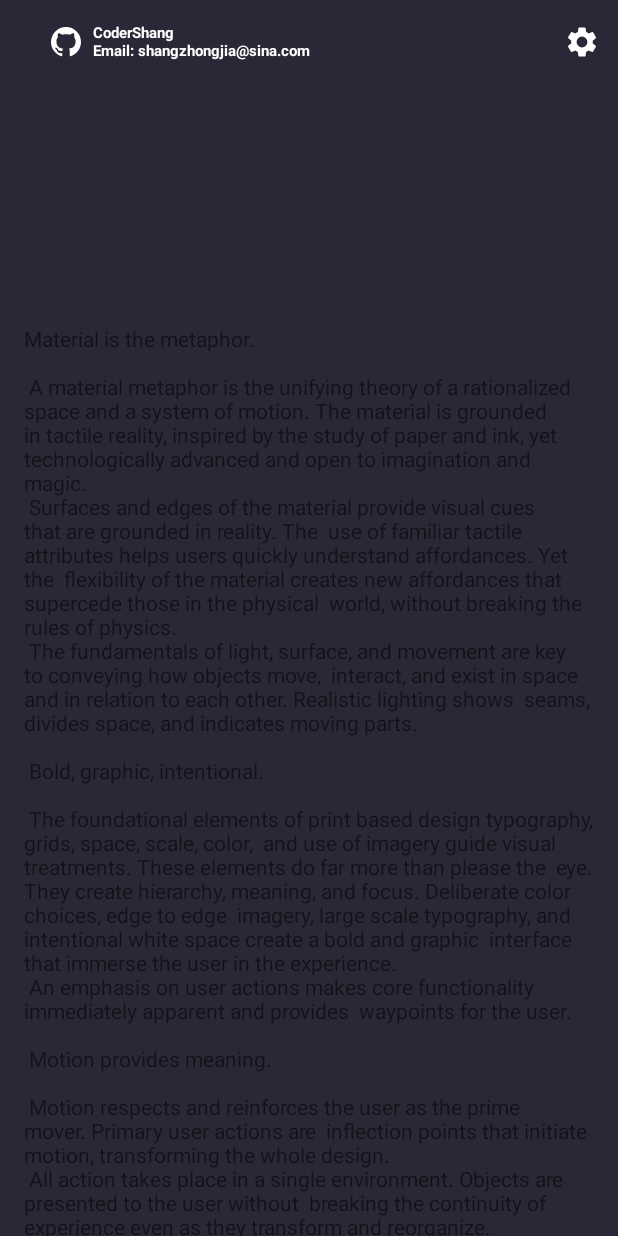
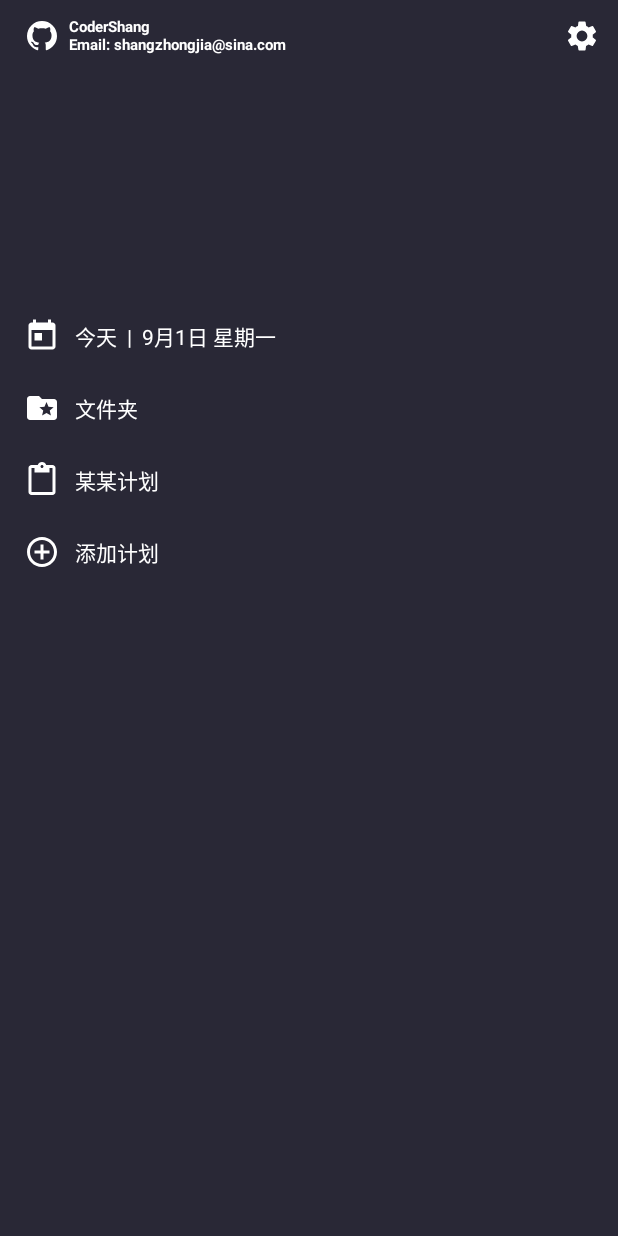
Before and after one commit to CoderShang/SQLiteTodoList, an Android app: the layout main_left.xml on its own in the app's theme, with its tools: preview values and no code run, on a phone screen of 412 x 824 dp. Run offline under Robolectric (Android 15) with nearby library versions, the phone set to English and light mode, and no system bars.

Commit message:
调整侧滑菜单布局方式

```diff
--- a/app/src/main/res/layout/activity_main.xml
+++ b/app/src/main/res/layout/activity_main.xml
@@ -8,7 +8,6 @@
 
     <include layout="@layout/main_content" />
     <!--抽屉拉开后的布局-->
-    <!--<include layout="@layout/main_left" />-->
-    <include layout="@layout/main_slide" />
+    <include layout="@layout/main_left" />
 
 </android.support.v4.widget.DrawerLayout>
--- a/app/src/main/res/layout/content_scrolling.xml
+++ /dev/null
@@ -1,16 +0,0 @@
-<?xml version="1.0" encoding="utf-8"?>
-<android.support.v4.widget.NestedScrollView xmlns:android="http://schemas.android.com/apk/res/android"
-    xmlns:app="http://schemas.android.com/apk/res-auto"
-    xmlns:tools="http://schemas.android.com/tools"
-    android:layout_width="match_parent"
-    android:layout_height="match_parent"
-    app:layout_behavior="@string/appbar_scrolling_view_behavior"
-    tools:showIn="@layout/main_left">
-
-    <TextView
-        android:layout_width="wrap_content"
-        android:layout_height="wrap_content"
-        android:layout_margin="16dp"
-        android:text="@string/large_text" />
-
-</android.support.v4.widget.NestedScrollView>
--- a/app/src/main/res/layout/main_left.xml
+++ b/app/src/main/res/layout/main_left.xml
@@ -5,8 +5,7 @@
     android:layout_width="match_parent"
     android:layout_height="match_parent"
     android:layout_gravity="start"
-    android:background="@color/colorPrimary"
-    android:fitsSystemWindows="true">
+    android:background="@color/colorPrimary">
 
     <android.support.design.widget.AppBarLayout
         android:id="@+id/app_bar"
@@ -18,14 +17,20 @@
             android:id="@+id/toolbar_layout"
             android:layout_width="match_parent"
             android:layout_height="match_parent"
-            android:fitsSystemWindows="true"
             app:contentScrim="?attr/colorPrimary"
             app:layout_scrollFlags="scroll|exitUntilCollapsed">
+
+            <ImageView
+                android:layout_width="match_parent"
+                android:layout_height="match_parent"
+                app:layout_collapseMode="parallax" />
 
             <android.support.v7.widget.Toolbar
                 android:id="@+id/toolbar"
                 android:layout_width="match_parent"
-                android:layout_height="?attr/actionBarSize"
+                android:layout_height="48dp"
+                app:contentInsetEnd="0dp"
+                app:contentInsetStart="0dp"
                 app:layout_collapseMode="pin"
                 app:popupTheme="@style/AppTheme.PopupOverlay">
 
@@ -61,18 +66,14 @@
             </android.support.v7.widget.Toolbar>
         </android.support.design.widget.CollapsingToolbarLayout>
     </android.support.design.widget.AppBarLayout>
-
-    <include layout="@layout/content_scrolling" />
-
     <ScrollView
         android:layout_width="match_parent"
         android:layout_height="match_parent"
-        android:visibility="gone"
         app:layout_behavior="@string/appbar_scrolling_view_behavior">
 
         <LinearLayout
             android:layout_width="match_parent"
-            android:layout_height="wrap_content"
+            android:layout_height="1000dp"
             android:orientation="vertical">
 
             <TextView
@@ -132,5 +133,4 @@
                 android:textSize="14sp" />
         </LinearLayout>
     </ScrollView>
-
 </android.support.design.widget.CoordinatorLayout>
--- a/app/src/main/res/values/styles.xml
+++ b/app/src/main/res/values/styles.xml
@@ -14,7 +14,13 @@
 
     <style name="AppTheme.MyAppBarOverlay" parent="ThemeOverlay.AppCompat.Dark.ActionBar" />
 
-    <style name="AppTheme.PopupOverlay" parent="ThemeOverlay.AppCompat.Light" />
+    <style name="AppTheme.PopupOverlay" parent="ThemeOverlay.AppCompat.Light">
+        <!--<item name="toolbarStyle">@style/CustomToolbar</item>-->
+    </style>
+
+    <style name="CustomToolbar" parent="Widget.AppCompat.Toolbar">
+        <item name="contentInsetStart">0dp</item><!-- 设置该属性边距为0dp-->
+    </style>
 
     <style name="ToolBarPopupTheme" parent="Widget.AppCompat.Light.PopupMenu.Overflow">
         <!-- 设置popupMenu背景颜色-->
```
Also changed, not shown: app/src/main/java/com/shang/todolist/ui/widget/AppBar.java (added, +20 -0 lines), app/src/main/res/layout/main_slide.xml (deleted, +0 -98 lines), app/src/main/res/values/attrs.xml (+5 -4 lines).
